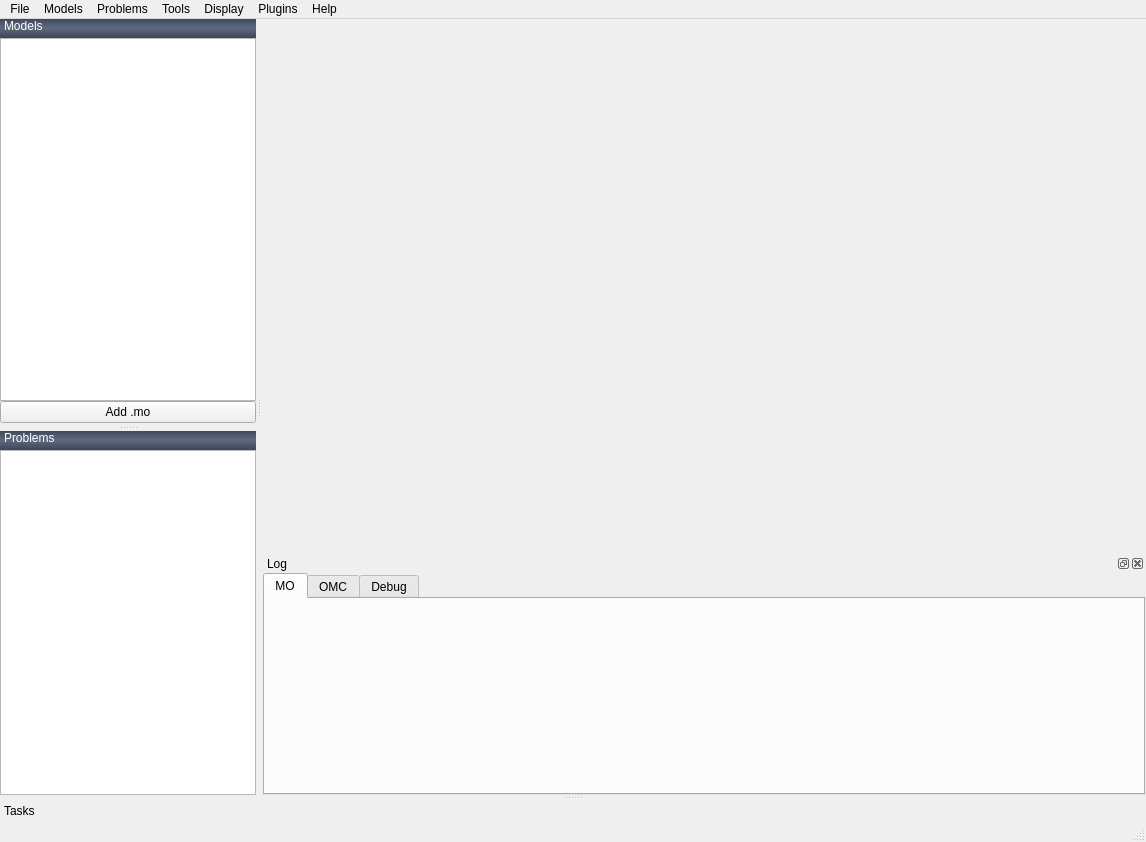
Above: OMOptim/GUI/MainWindow.ui from lmoresco/OpenModelica before the change. Below: the same form after it.
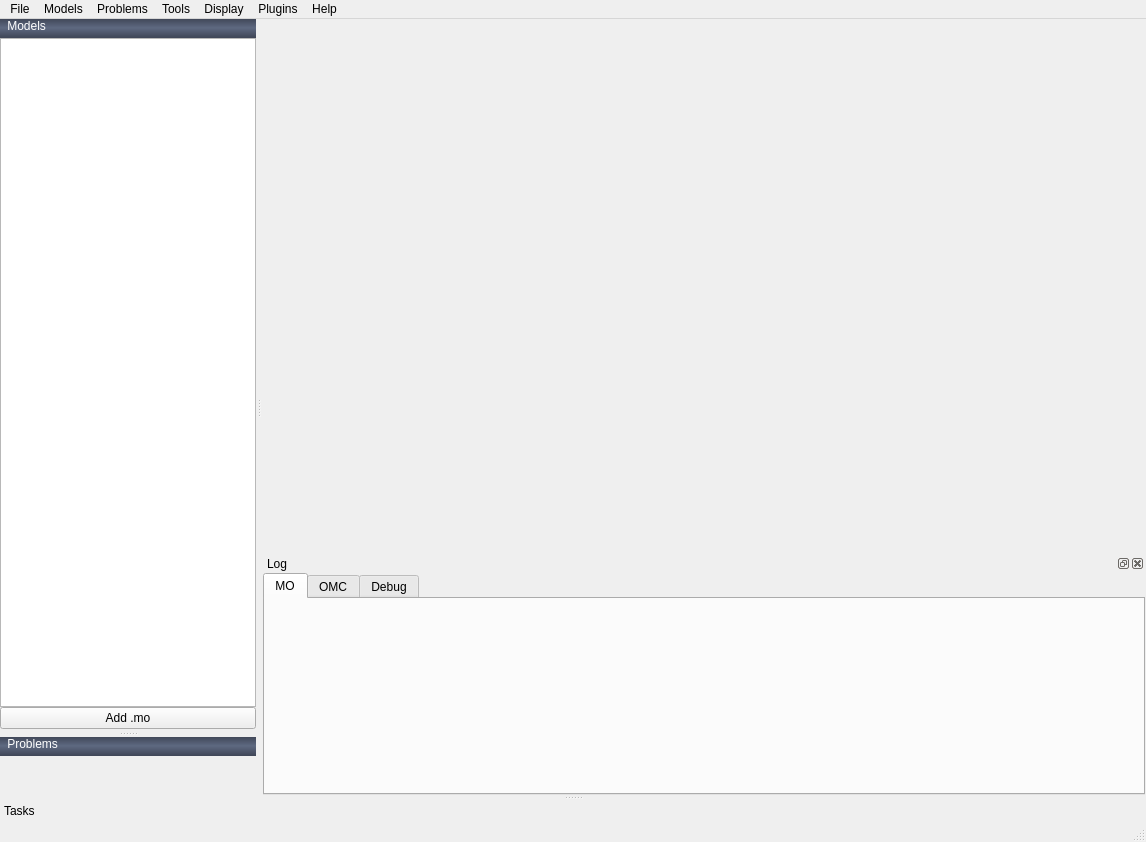
That is the form after the change. Icons and pictures are not drawn.

Commit message: - updated GUI (omcases tree view, project infos) - corrected int and double bounds in Optimization

Patch:
```diff
--- a/OMOptim/GUI/MainWindow.ui
+++ b/OMOptim/GUI/MainWindow.ui
@@ -273,7 +273,7 @@
     <set>Qt::LeftDockWidgetArea|Qt::RightDockWidgetArea</set>
    </property>
    <property name="windowTitle">
-    <string>Models</string>
+    <string> Models</string>
    </property>
    <attribute name="dockWidgetArea">
     <number>1</number>
@@ -347,7 +347,7 @@
     <set>Qt::LeftDockWidgetArea|Qt::RightDockWidgetArea</set>
    </property>
    <property name="windowTitle">
-    <string>Problems</string>
+    <string> Problems</string>
    </property>
    <attribute name="dockWidgetArea">
     <number>1</number>
@@ -363,13 +363,6 @@
      <property name="margin">
       <number>0</number>
      </property>
-     <item>
-      <widget class="QTreeView" name="treeOMCases">
-       <property name="headerHidden">
-        <bool>true</bool>
-       </property>
-      </widget>
-     </item>
     </layout>
    </widget>
   </widget>
```
Left out of the diff: 4 changed lines with no effect on the pictures. The commit also changes 22 other files.
